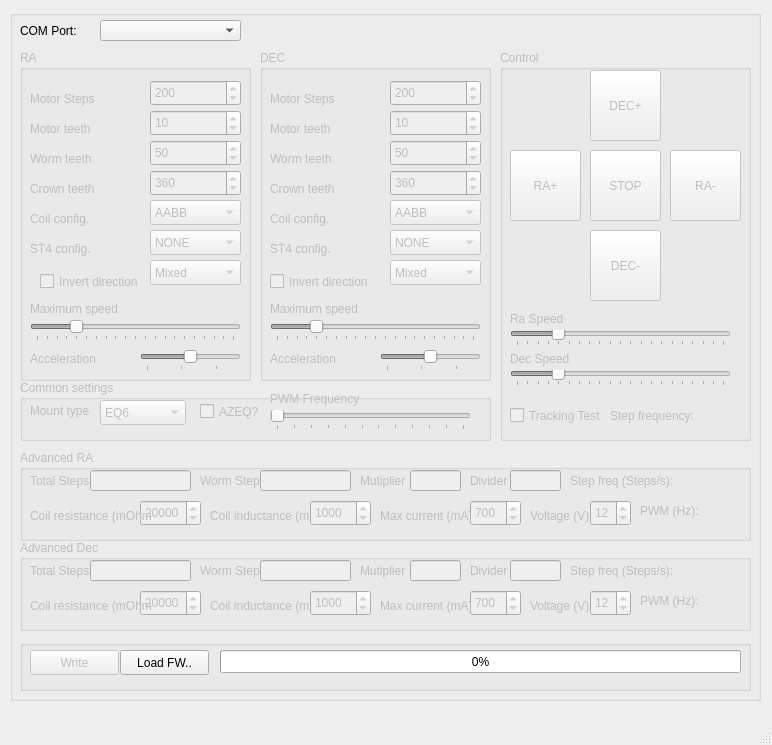
Qt form mainwindow.ui (ahp-electronics/gt-configurator) before a commit.
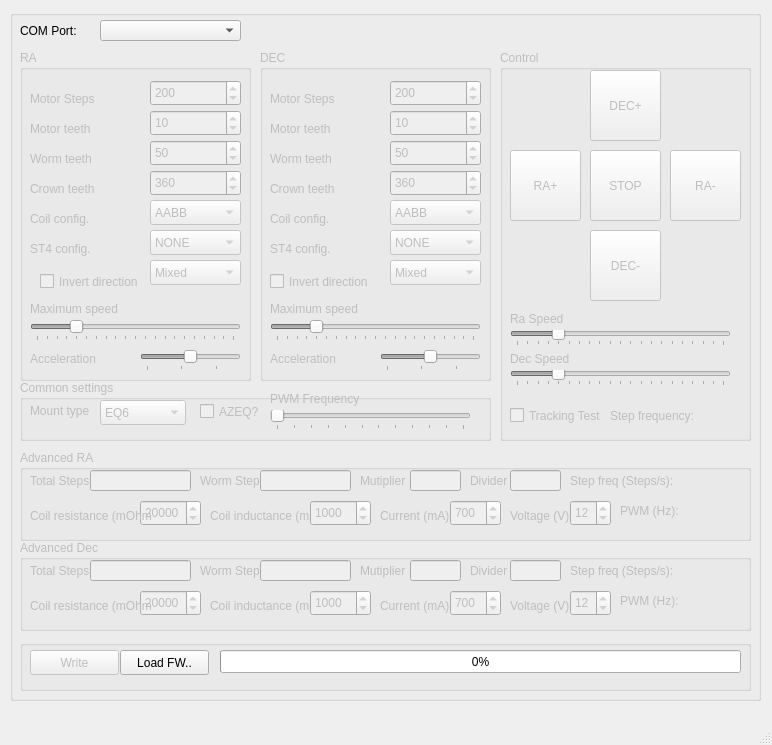
The same form after that commit.

```diff
--- a/mainwindow.ui
+++ b/mainwindow.ui
@@ -1289,7 +1289,7 @@
      <widget class="QSpinBox" name="Current_0">
       <property name="geometry">
        <rect>
-        <x>450</x>
+        <x>430</x>
         <y>50</y>
         <width>51</width>
         <height>26</height>
@@ -1310,20 +1310,20 @@
        <rect>
         <x>360</x>
         <y>50</y>
-        <width>91</width>
+        <width>71</width>
         <height>31</height>
        </rect>
       </property>
       <property name="text">
-       <string>Max current (mA)</string>
+       <string>Current (mA)</string>
       </property>
      </widget>
      <widget class="QLabel" name="MinFrequency_0">
       <property name="geometry">
        <rect>
-        <x>620</x>
+        <x>600</x>
         <y>50</y>
-        <width>101</width>
+        <width>121</width>
         <height>21</height>
        </rect>
       </property>
@@ -1360,7 +1360,7 @@
      <widget class="QLabel" name="label_23">
       <property name="geometry">
        <rect>
-        <x>510</x>
+        <x>490</x>
         <y>50</y>
         <width>61</width>
         <height>31</height>
@@ -1373,7 +1373,7 @@
      <widget class="QSpinBox" name="Voltage_0">
       <property name="geometry">
        <rect>
-        <x>570</x>
+        <x>550</x>
         <y>50</y>
         <width>41</width>
         <height>26</height>
@@ -1563,7 +1563,7 @@
      <widget class="QSpinBox" name="Current_1">
       <property name="geometry">
        <rect>
-        <x>450</x>
+        <x>430</x>
         <y>50</y>
         <width>51</width>
         <height>26</height>
@@ -1584,20 +1584,20 @@
        <rect>
         <x>360</x>
         <y>50</y>
-        <width>91</width>
+        <width>71</width>
         <height>31</height>
        </rect>
       </property>
       <property name="text">
-       <string>Max current (mA)</string>
+       <string>Current (mA)</string>
       </property>
      </widget>
      <widget class="QLabel" name="MinFrequency_1">
       <property name="geometry">
        <rect>
-        <x>620</x>
+        <x>600</x>
         <y>50</y>
-        <width>101</width>
+        <width>121</width>
         <height>21</height>
        </rect>
       </property>
@@ -1634,7 +1634,7 @@
      <widget class="QLabel" name="label_31">
       <property name="geometry">
        <rect>
-        <x>510</x>
+        <x>490</x>
         <y>50</y>
         <width>61</width>
         <height>31</height>
@@ -1647,7 +1647,7 @@
      <widget class="QSpinBox" name="Voltage_1">
       <property name="geometry">
        <rect>
-        <x>570</x>
+        <x>550</x>
         <y>50</y>
         <width>41</width>
         <height>26</height>
```
